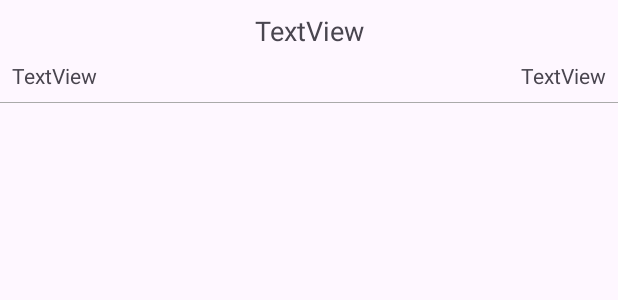
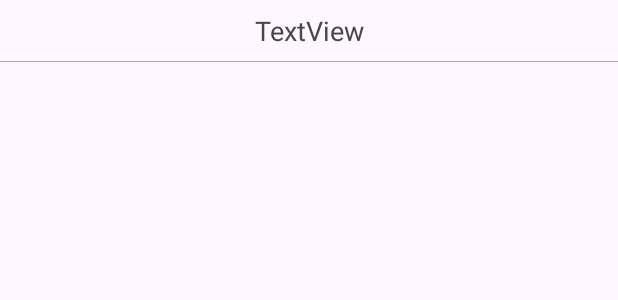
Before and after one commit to Marek243-sk/MyGame, an Android app: the layout database_activity.xml on its own in the app's theme, with its tools: preview values and no code run, on a phone screen of 412 x 824 dp. Shown: the top 300 px of the screen. Run offline under Robolectric (Android 15) with nearby library versions, the phone set to English and light mode, and no system bars.

Commit message:
Úprava zobrazenia v recyler view.

```diff
--- a/app/src/main/res/layout/database_activity.xml
+++ b/app/src/main/res/layout/database_activity.xml
@@ -12,31 +12,11 @@
         android:layout_marginStart="8dp"
         android:layout_marginTop="8dp"
         android:layout_marginEnd="8dp"
-        android:text="TextView"
+        android:text="@string/textview"
         android:textSize="18sp"
         app:layout_constraintEnd_toEndOf="parent"
         app:layout_constraintStart_toStartOf="parent"
         app:layout_constraintTop_toTopOf="parent" />
-
-    <TextView
-        android:id="@+id/tv_director"
-        android:layout_width="wrap_content"
-        android:layout_height="wrap_content"
-        android:layout_marginStart="8dp"
-        android:layout_marginTop="8dp"
-        android:text="TextView"
-        app:layout_constraintStart_toStartOf="parent"
-        app:layout_constraintTop_toBottomOf="@+id/tv_points" />
-
-    <TextView
-        android:id="@+id/tv_released"
-        android:layout_width="wrap_content"
-        android:layout_height="wrap_content"
-        android:layout_marginTop="8dp"
-        android:layout_marginEnd="8dp"
-        android:text="TextView"
-        app:layout_constraintEnd_toEndOf="parent"
-        app:layout_constraintTop_toBottomOf="@+id/tv_points" />
 
     <LinearLayout
         android:layout_width="match_parent"
@@ -45,6 +25,6 @@
         android:layout_marginBottom="8dp"
         android:background="@android:color/darker_gray"
         app:layout_constraintBottom_toBottomOf="parent"
-        app:layout_constraintTop_toBottomOf="@+id/tv_director" />
+        app:layout_constraintTop_toBottomOf="@+id/tv_points" />
 
 </androidx.constraintlayout.widget.ConstraintLayout>
--- a/app/src/main/res/values/strings.xml
+++ b/app/src/main/res/values/strings.xml
@@ -5,5 +5,6 @@
     <string name="play">PLAY</string>
     <string name="points">POINTS</string>
     <string name="points_details">Points earned in game.</string>
+    <string name="textview">TextView</string>
 
 </resources>
```
